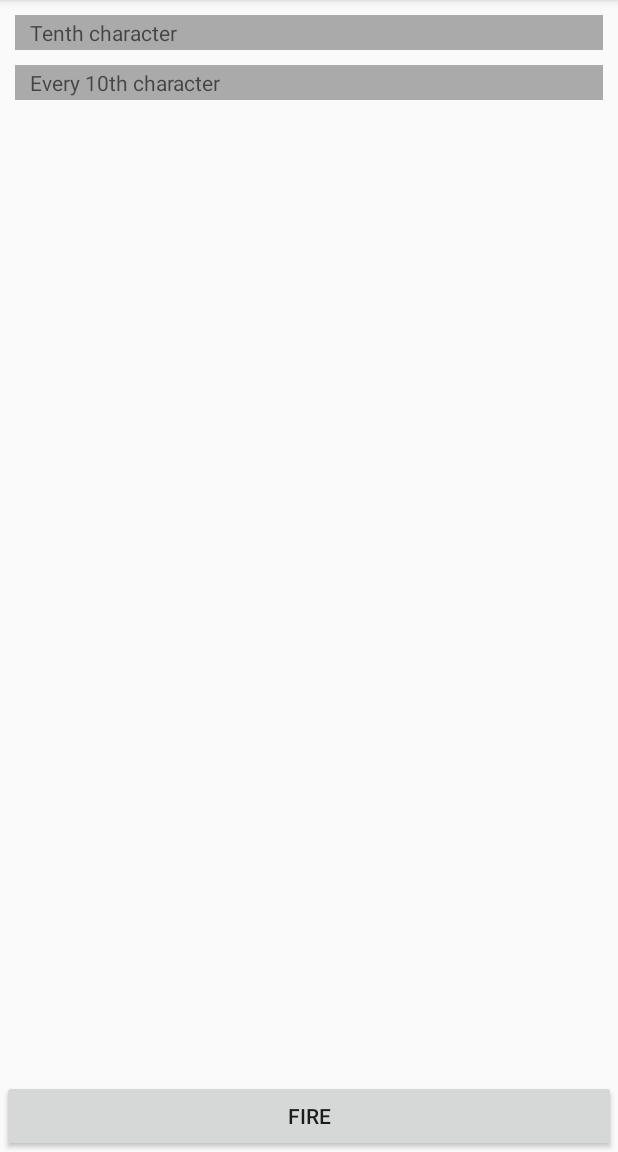
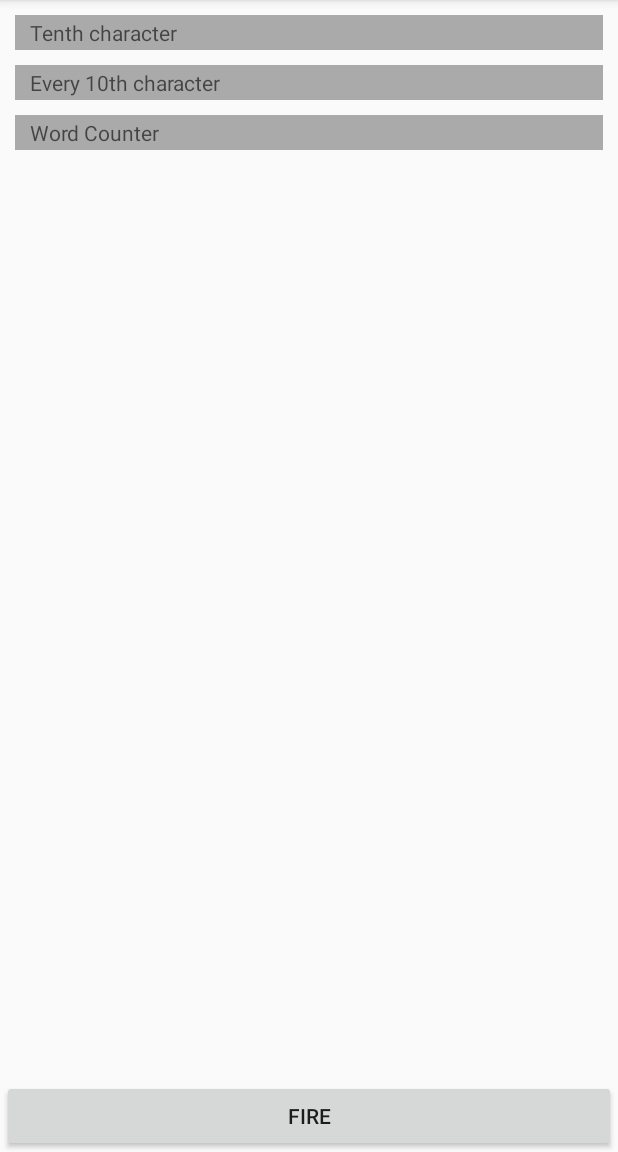
Before and after one commit to deghat-farhad/CharsAndWords, an Android app: the screen it shows after launch (MainActivity), on a phone screen of 412 x 824 dp, the part 84-1236 px from its top. Run offline under Robolectric (Android 15) with nearby library versions, the phone set to English and light mode, and no system bars; our stand-ins replace Dagger/Hilt's generated code, RxJava.

Commit message:
word counter completed.

```diff
--- a/app/src/main/java/com/farhad/deghat/charsandwords/MainActivity.kt
+++ b/app/src/main/java/com/farhad/deghat/charsandwords/MainActivity.kt
@@ -28,6 +28,9 @@ class MainActivity : AppCompatActivity() {
     private lateinit var txtViwEvery10Char: TextView
     private lateinit var pgrsBarEvery10thChar: ProgressBar
 
+    private lateinit var txtViwWordCounter: TextView
+    private lateinit var pgrsBarWordCounter: ProgressBar
+
     override fun onCreate(savedInstanceState: Bundle?) {
         super.onCreate(savedInstanceState)
         setContentView(R.layout.activity_main)
@@ -54,6 +57,12 @@ class MainActivity : AppCompatActivity() {
 
         pgrsBarEvery10thChar = findViewById(R.id.pgrsBarEvery10thChar)
         pgrsBarEvery10thChar.visibility = View.GONE
+
+        txtViwWordCounter = findViewById(R.id.txtViwWordCounter)
+        txtViwWordCounter.movementMethod = ScrollingMovementMethod()
+
+        pgrsBarWordCounter = findViewById(R.id.pgrsBarWordCounter)
+        pgrsBarWordCounter.visibility = View.GONE
     }
 
     private fun setObservers() {
@@ -80,5 +89,17 @@ class MainActivity : AppCompatActivity() {
                 else
                     View.GONE
         })
+
+        viewModel.wordCounterOutput.observe(
+            this,
+            Observer { wordCounterOutput -> txtViwWordCounter.text = wordCounterOutput })
+
+        viewModel.showWordCounterProgress.observe(this, Observer { showProgress ->
+            pgrsBarWordCounter.visibility =
+                if (showProgress)
+                    View.VISIBLE
+                else
+                    View.GONE
+        })
     }
 }
--- a/app/src/main/java/com/farhad/deghat/charsandwords/di/Domain/DomainModule.kt
+++ b/app/src/main/java/com/farhad/deghat/charsandwords/di/Domain/DomainModule.kt
@@ -4,6 +4,7 @@ import com.farhad.deghat.charsandwords.data.di.DaggerDataComponent
 import com.farhad.deghat.charsandwords.domain.every10thCharacter.Every10thCharacterUseCase
 import com.farhad.deghat.charsandwords.domain.repository.WebPageRepository
 import com.farhad.deghat.charsandwords.domain.tenthCharacterRequest.TenthCharacterUseCase
+import com.farhad.deghat.charsandwords.domain.wordCounter.WordCounterUseCase
 import dagger.Module
 import dagger.Provides
 import io.reactivex.Scheduler
@@ -37,6 +38,15 @@ class DomainModule {
     ) = Every10thCharacterUseCase(subscribeOnScheduler, observeOnScheduler, webPageRepository)
 
     @Provides
+    fun wordCounterUseCaseProvider(
+        @Named(SUBSCRIBE_ON_NAME)
+        subscribeOnScheduler: Scheduler,
+        @Named(OBSERVE_ON_NAME)
+        observeOnScheduler: Scheduler,
+        webPageRepository: WebPageRepository
+    ) = WordCounterUseCase(subscribeOnScheduler, observeOnScheduler, webPageRepository)
+
+    @Provides
     fun webPageRepositoryProvider(): WebPageRepository =
         DaggerDataComponent.create().getWebPageRepositoryImpl()
 
--- a/app/src/main/res/layout/activity_main.xml
+++ b/app/src/main/res/layout/activity_main.xml
@@ -38,6 +38,7 @@
         android:layout_width="19dp"
         android:layout_height="19dp"
         android:layout_marginRight="10dp"
+        android:layout_marginLeft="10dp"
         app:layout_constraintBottom_toBottomOf="@+id/txtViwTenthChar"
         app:layout_constraintEnd_toEndOf="parent"
         app:layout_constraintTop_toTopOf="@+id/txtViwTenthChar" />
@@ -67,7 +68,40 @@
         android:layout_height="19dp"
         android:layout_marginRight="10dp"
         android:layout_marginLeft="10dp"
+        app:layout_constraintBottom_toBottomOf="@+id/txtViwEvery10thChar"
         app:layout_constraintEnd_toEndOf="parent"
         app:layout_constraintTop_toTopOf="@+id/txtViwEvery10thChar" />
 
+
+    <TextView
+        android:id="@+id/txtViwWordCounter"
+        android:layout_width="0dp"
+        android:layout_height="wrap_content"
+        android:layout_margin="10dp"
+        android:layout_marginTop="96dp"
+        android:background="@android:color/darker_gray"
+        android:hint="@string/word_counter"
+        android:maxLines="12"
+        android:padding="2dp"
+        android:paddingStart="10dp"
+        android:paddingLeft="10dp"
+        android:paddingRight="10dp"
+        android:scrollbars="vertical"
+        app:layout_constraintEnd_toEndOf="parent"
+        app:layout_constraintHorizontal_bias="0.0"
+        app:layout_constraintStart_toStartOf="parent"
+        app:layout_constraintTop_toBottomOf="@+id/txtViwEvery10thChar"
+        tools:text="txtViwWordCounter" />
+
+    <ProgressBar
+        android:id="@+id/pgrsBarWordCounter"
+        style="?android:attr/progressBarStyle"
+        android:layout_width="19dp"
+        android:layout_height="19dp"
+        android:layout_marginRight="10dp"
+        android:layout_marginLeft="10dp"
+        app:layout_constraintBottom_toBottomOf="@+id/txtViwWordCounter"
+        app:layout_constraintEnd_toEndOf="parent"
+        app:layout_constraintTop_toTopOf="@+id/txtViwWordCounter" />
+
 </androidx.constraintlayout.widget.ConstraintLayout>
--- a/app/src/main/res/values/strings.xml
+++ b/app/src/main/res/values/strings.xml
@@ -3,4 +3,5 @@
     <string name="btnFireText">FIRE</string>
     <string name="txtViwTenthCharHint">Tenth character</string>
     <string name="every_10th_character">Every 10th character</string>
+    <string name="word_counter">Word Counter</string>
 </resources>
--- /dev/null
+++ b/domain/src/main/java/com/farhad/deghat/charsandwords/domain/wordCounter/WordCounterUseCase.kt
@@ -0,0 +1,23 @@
+package com.farhad.deghat.charsandwords.domain.wordCounter
+
+import com.farhad.deghat.charsandwords.domain.base.UseCaseNoParams
+import com.farhad.deghat.charsandwords.domain.repository.WebPageRepository
+import io.reactivex.Observable
+import io.reactivex.Scheduler
+import java.util.*
+
+class WordCounterUseCase(
+    subscribeOnScheduler: Scheduler,
+    observeOnScheduler: Scheduler,
+    private val webPageRepository: WebPageRepository
+): UseCaseNoParams<String>(subscribeOnScheduler, observeOnScheduler) {
+    override fun buildObservable(): Observable<String> {
+        return webPageRepository.getWebPage().map { (countWords(it.content)).toString().replace(", ", "\n")}
+    }
+
+
+    private fun countWords(input: String): Map<String, Int> {
+        val words = input.split("\\s+".toRegex())
+        return words.groupingBy{word -> word.toLowerCase(Locale.US)}.eachCount()
+    }
+}
```
Also changed, not shown: app/src/main/java/com/farhad/deghat/charsandwords/MainActivityViewModel.kt (+29 -1 lines).
